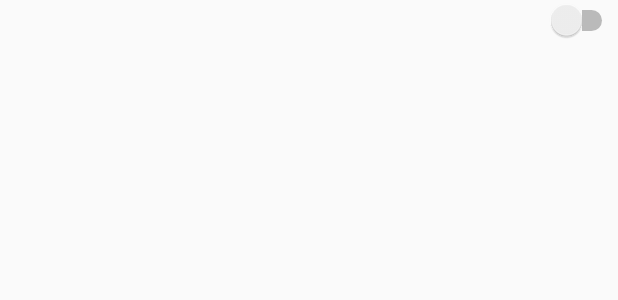
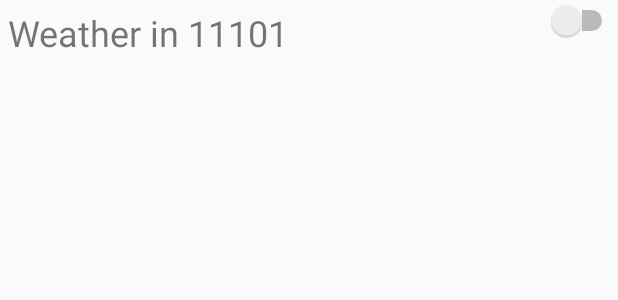
Before and after one commit to adellhk/AerisWeatherApp, an Android app: the layout activity_main.xml on its own in the app's theme, with its tools: preview values and no code run, on a phone screen of 412 x 824 dp. Shown: the top 300 px of the screen. Run offline under Robolectric (Android 15) with nearby library versions, the phone set to English and light mode, and no system bars; network calls fail.

Commit message:
Add title

```diff
--- a/app/src/main/res/layout/activity_main.xml
+++ b/app/src/main/res/layout/activity_main.xml
@@ -11,6 +11,11 @@
   <android.support.v7.widget.AppCompatTextView
       android:layout_width="match_parent"
       android:layout_height="wrap_content"
+      android:layout_marginLeft="5dp"
+      android:layout_marginStart="5dp"
+      android:layout_marginTop="5dp"
+      android:textSize="24sp"
+      tools:text="Weather in 11101"
       />
 
   <Switch
@@ -20,8 +25,8 @@
       android:layout_alignParentEnd="true"
       android:layout_alignParentRight="true"
       android:splitTrack="true"
+      android:textOff="@string/units_fahrenheit"
       android:textOn="@string/units_celsius"
-      android:textOff="@string/units_fahrenheit"
       />
 
   <GridView
```
